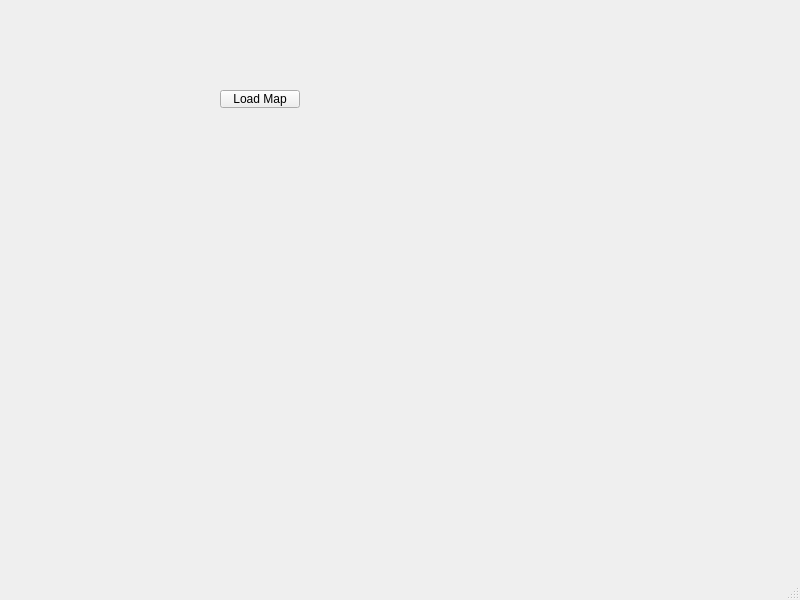
The window that mainwindow.ui (MuhammadSarimUmer/Traffic-Simulation-Dsa-project) describes before a commit, drawn with Qt 5.
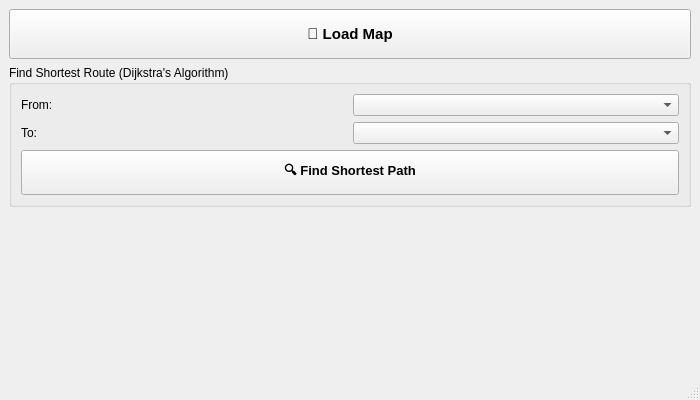
The same window after the commit.

Patch:
```diff
--- a/mainwindow.ui
+++ b/mainwindow.ui
@@ -6,27 +6,118 @@
    <rect>
     <x>0</x>
     <y>0</y>
-    <width>800</width>
-    <height>600</height>
+    <width>700</width>
+    <height>400</height>
    </rect>
   </property>
   <property name="windowTitle">
    <string>MainWindow</string>
   </property>
   <widget class="QWidget" name="centralwidget">
-   <widget class="QPushButton" name="loadMapButton">
-    <property name="geometry">
-     <rect>
-      <x>220</x>
-      <y>90</y>
-      <width>80</width>
-      <height>18</height>
-     </rect>
-    </property>
-    <property name="text">
-     <string>Load Map</string>
-    </property>
-   </widget>
+   <layout class="QVBoxLayout" name="verticalLayout">
+    <item>
+     <widget class="QPushButton" name="loadMapButton">
+      <property name="minimumSize">
+       <size>
+        <width>0</width>
+        <height>50</height>
+       </size>
+      </property>
+      <property name="font">
+       <font>
+        <pointsize>11</pointsize>
+        <bold>true</bold>
+       </font>
+      </property>
+      <property name="text">
+       <string>📂 Load Map</string>
+      </property>
+     </widget>
+    </item>
+    <item>
+     <widget class="QGroupBox" name="pathfindingGroup">
+      <property name="title">
+       <string>Find Shortest Route (Dijkstra's Algorithm)</string>
+      </property>
+      <layout class="QVBoxLayout" name="verticalLayout_2">
+       <item>
+        <layout class="QHBoxLayout" name="horizontalLayout">
+         <item>
+          <widget class="QLabel" name="sourceLabel">
+           <property name="text">
+            <string>From:</string>
+           </property>
+           <property name="minimumWidth">
+            <number>60</number>
+           </property>
+          </widget>
+         </item>
+         <item>
+          <widget class="QComboBox" name="sourceCombo">
+           <property name="minimumHeight">
+            <number>35</number>
+           </property>
+          </widget>
+         </item>
+        </layout>
+       </item>
+       <item>
+        <layout class="QHBoxLayout" name="horizontalLayout_2">
+         <item>
+          <widget class="QLabel" name="destLabel">
+           <property name="text">
+            <string>To:</string>
+           </property>
+           <property name="minimumWidth">
+            <number>60</number>
+           </property>
+          </widget>
+         </item>
+         <item>
+          <widget class="QComboBox" name="destCombo">
+           <property name="minimumHeight">
+            <number>35</number>
+           </property>
+          </widget>
+         </item>
+        </layout>
+       </item>
+       <item>
+        <widget class="QPushButton" name="findPathButton">
+         <property name="minimumSize">
+          <size>
+           <width>0</width>
+           <height>45</height>
+          </size>
+         </property>
+         <property name="font">
+          <font>
+           <pointsize>10</pointsize>
+           <bold>true</bold>
+          </font>
+         </property>
+         <property name="text">
+          <string>🔍 Find Shortest Path</string>
+         </property>
+        </widget>
+       </item>
+      </layout>
+     </widget>
+    </item>
+    <item>
+     <spacer name="verticalSpacer">
+      <property name="orientation">
+       <enum>Qt::Vertical</enum>
+      </property>
+      <property name="sizeHint" stdset="0">
+       <size>
+        <width>20</width>
+        <height>40</height>
+       </size>
+      </property>
+     </spacer>
+    </item>
+   </layout>
   </widget>
   <widget class="QMenuBar" name="menubar">
    <property name="geometry">
```
Left out of the diff: 6 changed lines with no effect on the pictures.
